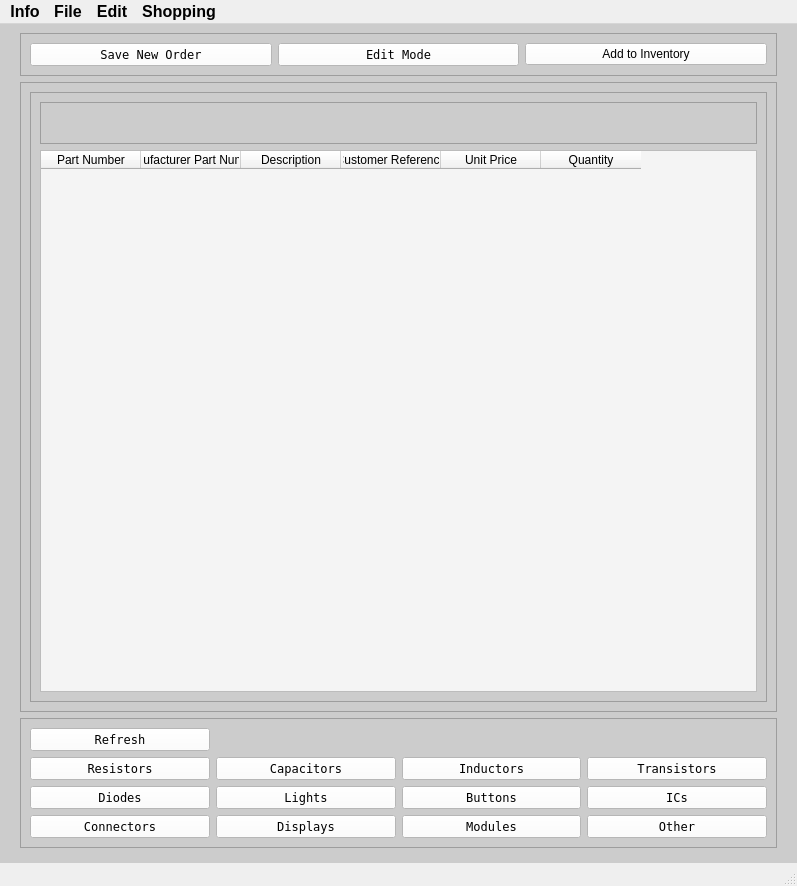
Above: Program_Files/gui_app.ui from Thomas1B/Electronics-Inventory-Program before the change. Below: the same form after it.
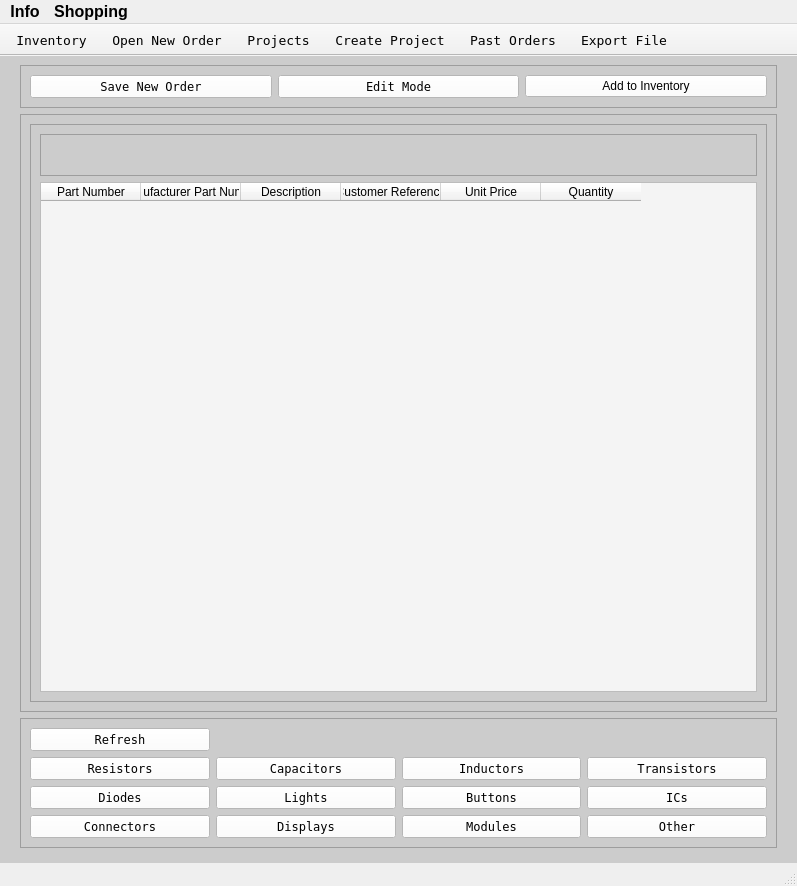
That is the form after the change. Icons and pictures are not drawn.

Patch:
```diff
--- a/Program_Files/gui_app.ui
+++ b/Program_Files/gui_app.ui
@@ -518,6 +518,34 @@
    </layout>
   </widget>
   <widget class="QStatusBar" name="statusbar"/>
+  <widget class="QToolBar" name="toolBar">
+   <property name="font">
+    <font>
+     <family>Terminal</family>
+    </font>
+   </property>
+   <property name="windowTitle">
+    <string>toolBar</string>
+   </property>
+   <property name="movable">
+    <bool>false</bool>
+   </property>
+   <property name="toolButtonStyle">
+    <enum>Qt::ToolButtonTextOnly</enum>
+   </property>
+   <attribute name="toolBarArea">
+    <enum>TopToolBarArea</enum>
+   </attribute>
+   <attribute name="toolBarBreak">
+    <bool>false</bool>
+   </attribute>
+   <addaction name="actionOpen_Inventory"/>
+   <addaction name="actionOpen_New_Order"/>
+   <addaction name="actionOpen_Projects"/>
+   <addaction name="actionCreate_Project"/>
+   <addaction name="actionOpen_Past_Orders"/>
+   <addaction name="actionExport_File"/>
+  </widget>
   <widget class="QMenuBar" name="menubar">
    <property name="geometry">
     <rect>
@@ -555,26 +583,7 @@
     <addaction name="actionProgram_Info"/>
     <addaction name="actionHow_To_Use"/>
    </widget>
-   <widget class="QMenu" name="menuOpen">
-    <property name="title">
-     <string>File</string>
-    </property>
-    <addaction name="actionOpen_New_Order"/>
-    <addaction name="actionOpen_Past_Orders"/>
-    <addaction name="actionOpen_Inventory"/>
-    <addaction name="actionOpen_Projects"/>
-    <addaction name="actionExport_File"/>
-   </widget>
-   <widget class="QMenu" name="menuEdit">
-    <property name="title">
-     <string>Edit</string>
-    </property>
-    <addaction name="actionCreate_Project"/>
-    <addaction name="actionAdd_Item"/>
-   </widget>
    <addaction name="menuInfo"/>
-   <addaction name="menuOpen"/>
-   <addaction name="menuEdit"/>
    <addaction name="menuLinks"/>
   </widget>
   <action name="actionDigiKey">
@@ -640,7 +649,7 @@
      <normaloff>Icons/databases.png</normaloff>Icons/databases.png</iconset>
    </property>
    <property name="text">
-    <string>Open Past Order</string>
+    <string>Past Orders</string>
    </property>
   </action>
   <action name="actionOpen_Inventory">
@@ -649,7 +658,7 @@
      <normaloff>Icons/book-open.png</normaloff>Icons/book-open.png</iconset>
    </property>
    <property name="text">
-    <string>Open Inventory</string>
+    <string>Inventory</string>
    </property>
   </action>
   <action name="actionOpen_Projects">
@@ -658,7 +667,7 @@
      <normaloff>Icons/blue-folder-open.png</normaloff>Icons/blue-folder-open.png</iconset>
    </property>
    <property name="text">
-    <string>Open Projects</string>
+    <string>Projects</string>
    </property>
   </action>
   <action name="actionExport_File">
```
